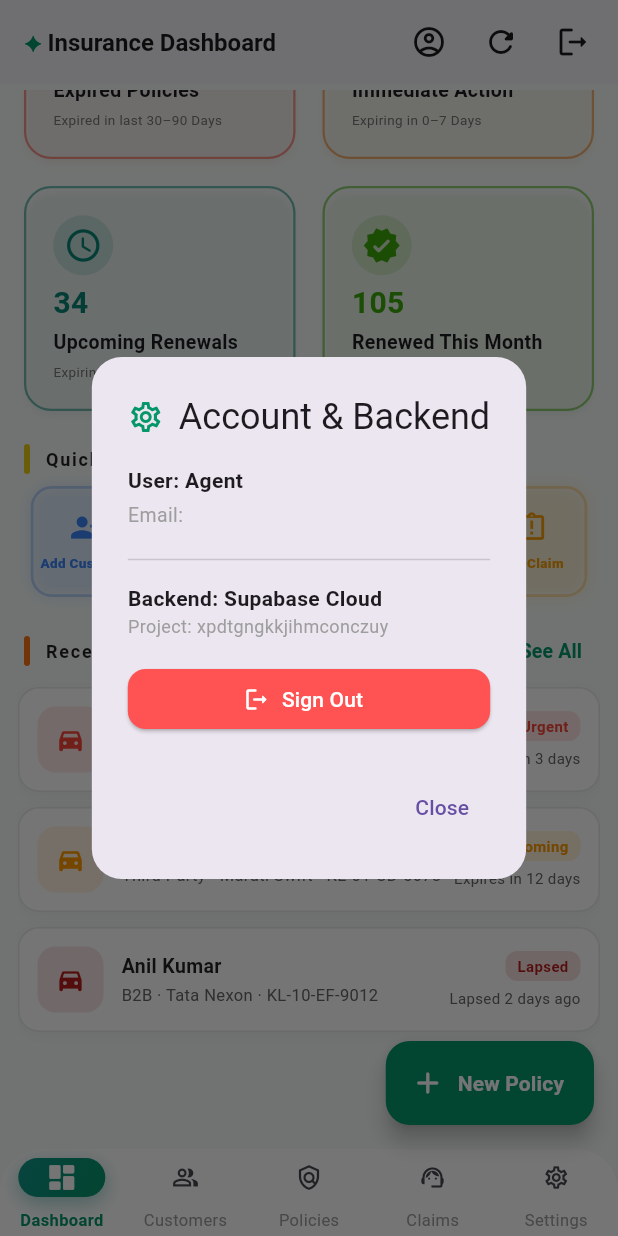
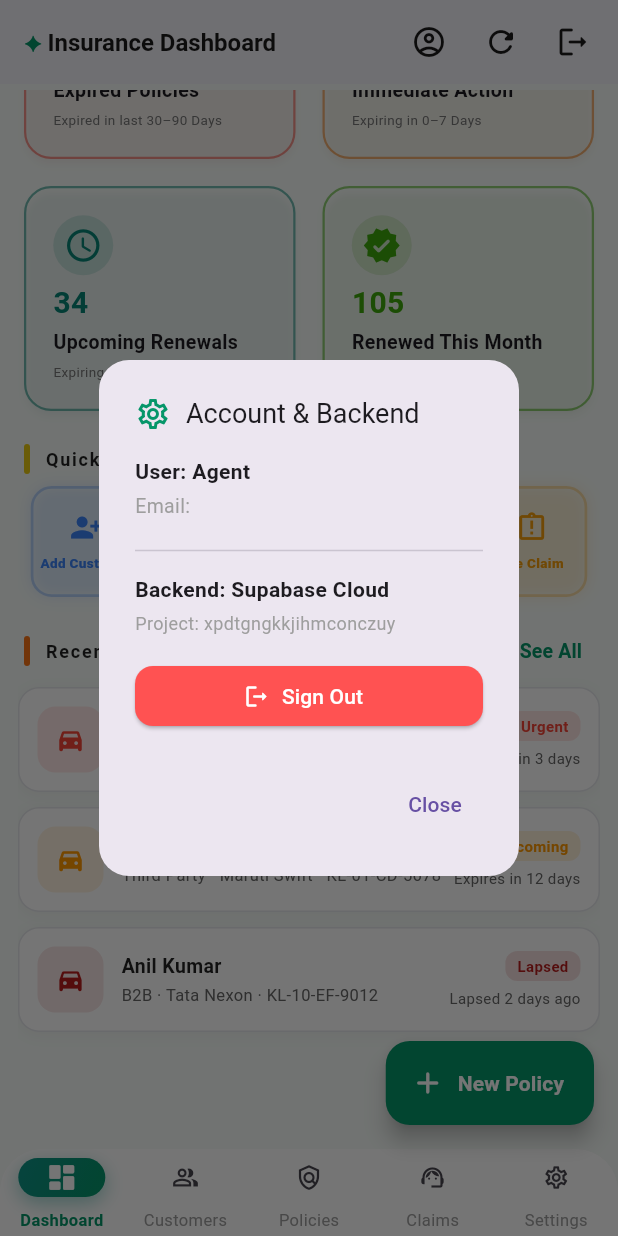
Before and after one commit to fahimfrk/project-insurance-app, a Flutter app: the InsuranceDashboard screen opened directly, scrolled down 336 dp, after a tap on the "account circle" icon, on a phone screen of 412 x 824 dp. Run offline on Flutter 3.47's test engine with Material 3 defaults, Android fonts, the phone set to English and light mode, and no system bars; our stand-ins replace google_fonts, supabase_flutter; accounts and stored records are empty.

Commit message:
Prevent settings dialog text overflow
Allow the dialog title to truncate on narrow screens and give the project ID room to wrap.

```diff
--- a/lib/admininsuraance.dart
+++ b/lib/admininsuraance.dart
@@ -387,7 +387,7 @@ class _InsuranceDashboardState extends State<InsuranceDashboard> {
     );
   }
 
-  void _showSettingsDialog() {
+void _showSettingsDialog() {
     final email = SupabaseService.currentUserEmail ?? 'Not logged in';
     final name = SupabaseService.currentUserName;
     showDialog(
@@ -398,7 +398,14 @@ class _InsuranceDashboardState extends State<InsuranceDashboard> {
           children: [
             Icon(Icons.settings_outlined, color: Color(0xFF059669)),
             SizedBox(width: 10),
-            Text('Account & Backend'),
+            // FIX: Added Expanded here so it doesn't overflow on smaller screens
+            Expanded(
+              child: Text(
+                'Account & Backend',
+                style: TextStyle(fontSize: 18),
+                overflow: TextOverflow.ellipsis,
+              ),
+            ),
           ],
         ),
         content: Column(
@@ -412,7 +419,12 @@ class _InsuranceDashboardState extends State<InsuranceDashboard> {
             const Divider(),
             const SizedBox(height: 8),
             const Text('Backend: Supabase Cloud', style: TextStyle(fontWeight: FontWeight.w600)),
-            const Text('Project: xpdtgngkkjihmconczuy', style: TextStyle(fontSize: 12, color: Colors.grey)),
+            const SizedBox(height: 4),
+            // FIX: Let the long ID wrap to the next line naturally
+            const Text(
+              'Project: xpdtgngkkjihmconczuy',
+              style: TextStyle(fontSize: 12, color: Colors.grey),
+            ),
             const SizedBox(height: 16),
             SizedBox(
               width: double.infinity,
@@ -446,7 +458,6 @@ class _InsuranceDashboardState extends State<InsuranceDashboard> {
       ),
     );
   }
-
   Widget _recentPolicyTile(Map<String, String> item, bool isDark) {
     final color = _statusColor(item['status'] ?? 'active');
     return InkWell(
```
